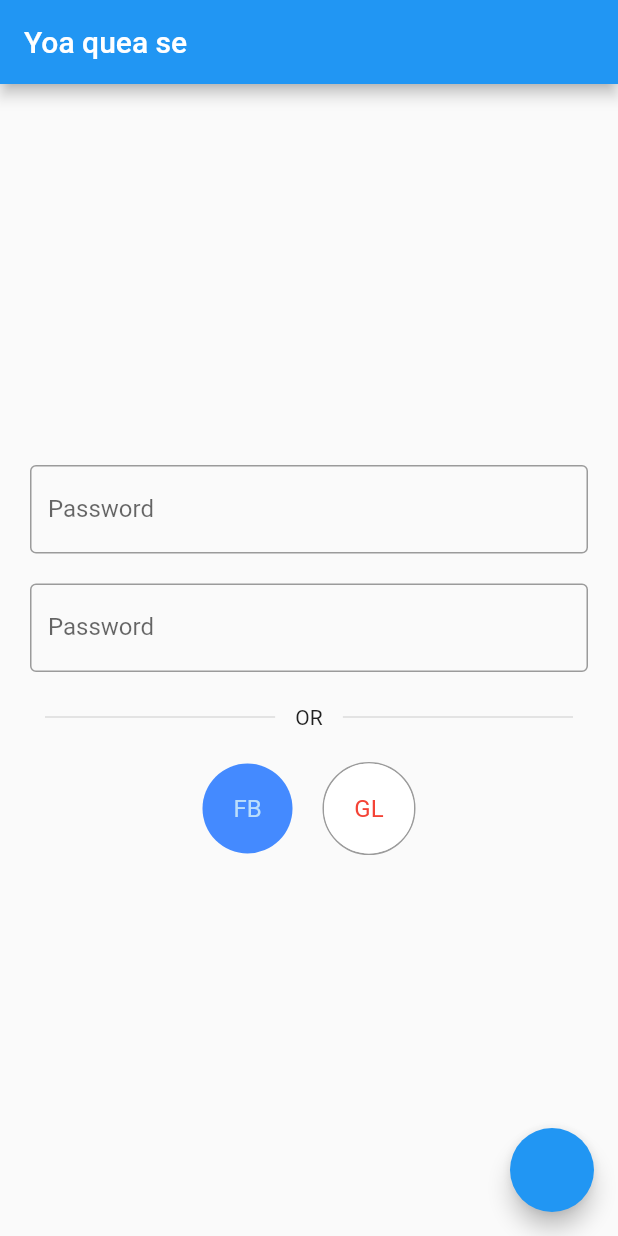
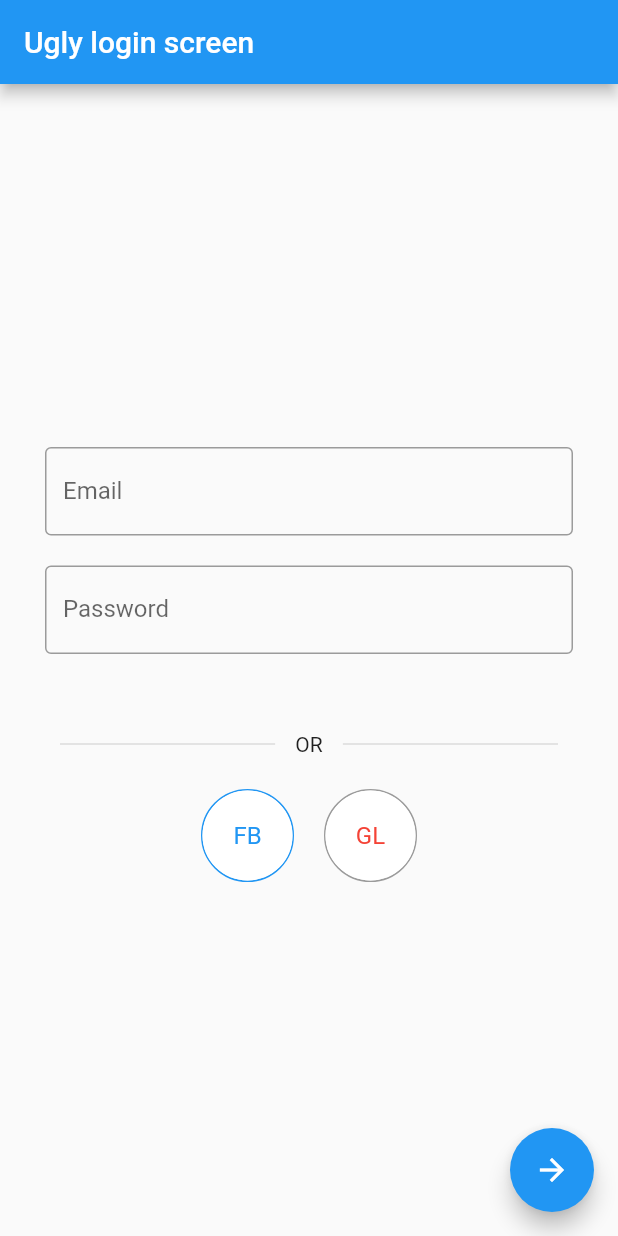
Before and after one commit to hernancardoso/flutter_basics, a Flutter app: the screen it shows after launch, on a phone screen of 412 x 824 dp. Run offline on Flutter 3.47's test engine with Material 2 defaults, Android fonts, the phone set to English and light mode, and no system bars.

Commit message:
Add login screen view

```diff
--- a/lib/main.dart
+++ b/lib/main.dart
@@ -1,4 +1,5 @@
 import 'package:flutter/material.dart';
+import 'screens/login_page.dart';
 
 void main() {
   runApp(MyApp());
@@ -6,6 +7,7 @@ void main() {
 
 class MyApp extends StatelessWidget {
   // This widget is the root of your application.
+
   @override
   Widget build(BuildContext context) {
     return MaterialApp(
@@ -13,70 +15,10 @@ class MyApp extends StatelessWidget {
         title: 'Flutter Demo',
         home: Scaffold(
             appBar: AppBar(
-              title: Text("Yoa quea se"),
+              title: Text("Ugly login screen"),
             ),
-            floatingActionButton: FloatingActionButton(onPressed: () {}),
-            body: _createBody()));
-  }
-
-  Widget _createBody() {
-    return Center(
-      child: Container(
-        padding: EdgeInsets.all(20),
-        child: Column(mainAxisSize: MainAxisSize.min, children: [
-          TextField(
-            decoration: InputDecoration(
-              border: OutlineInputBorder(),
-              labelText: 'Password',
-            ),
-            obscureText: true,
-          ),
-          SizedBox(height: 20.0),
-          TextField(
-            decoration: InputDecoration(
-                border: OutlineInputBorder(), labelText: 'Password'),
-          ),
-          SizedBox(height: 20.0),
-          Row(
-            mainAxisAlignment: MainAxisAlignment.spaceAround,
-            children: [
-              Expanded(
-                  child: Divider(
-                      height: 20, thickness: 1, indent: 10, endIndent: 10)),
-              Text(" OR "),
-              Expanded(
-                  child: Divider(
-                      height: 20, thickness: 1, indent: 10, endIndent: 10)),
-            ],
-          ),
-          SizedBox(height: 20.0),
-          Row(
-            mainAxisAlignment: MainAxisAlignment.center,
-            children: [
-              CircleAvatar(
-                child: Text("FB"),
-                radius: 30,
-                backgroundColor: Colors.blueAccent,
-              ),
-              SizedBox(width: 20.0),
-              Container(
-                decoration: BoxDecoration(
-                  borderRadius: BorderRadius.circular(100),
-                  border: Border.all(width: 1, color: Colors.black38),
-                ),
-                child: CircleAvatar(
-                  child: Text(
-                    "GL",
-                    style: TextStyle(color: Colors.red),
-                  ),
-                  radius: 30,
-                  backgroundColor: Colors.white,
-                ),
-              )
-            ],
-          ),
-        ]),
-      ),
-    );
+            floatingActionButton: FloatingActionButton(
+                onPressed: () {}, child: Icon(Icons.arrow_forward)),
+            body: LoginPage()));
   }
 }
--- /dev/null
+++ b/lib/screens/login_page.dart
@@ -0,0 +1,106 @@
+import 'package:flutter/material.dart';
+
+class LoginPage extends StatelessWidget {
+  const LoginPage({Key? key}) : super(key: key);
+
+  @override
+  Widget build(BuildContext context) {
+    return Container(
+      child: _createBody(context),
+    );
+  }
+
+  Widget _createBody(context) {
+    FocusNode passwordFocus = new FocusNode();
+
+    final content = Center(
+      child: Container(
+        alignment: Alignment.center,
+        height: MediaQuery.of(context).size.height - 50,
+        child: Container(
+          alignment: Alignment.center,
+          padding: EdgeInsets.all(30),
+          child: Column(
+            mainAxisSize: MainAxisSize.min,
+            children: [
+              TextFormField(
+                decoration: InputDecoration(
+                  border: OutlineInputBorder(),
+                  labelText: 'Email',
+                ),
+                textInputAction: TextInputAction.next,
+                onFieldSubmitted: (value) {
+                  FocusScope.of(context).requestFocus(passwordFocus);
+                },
+              ),
+              SizedBox(height: 20.0),
+              TextFormField(
+                decoration: InputDecoration(
+                  border: OutlineInputBorder(),
+                  labelText: 'Password',
+                ),
+                focusNode: passwordFocus,
+                obscureText: true,
+                textInputAction: TextInputAction.next,
+              ),
+              SizedBox(height: 50.0),
+              Row(
+                mainAxisAlignment: MainAxisAlignment.spaceAround,
+                children: [
+                  Expanded(
+                      child: Divider(
+                          height: 20, thickness: 1, indent: 10, endIndent: 10)),
+                  Text(" OR "),
+                  Expanded(
+                      child: Divider(
+                          height: 20, thickness: 1, indent: 10, endIndent: 10)),
+                ],
+              ),
+              SizedBox(height: 20.0),
+              Row(
+                mainAxisAlignment: MainAxisAlignment.center,
+                children: [
+                  Container(
+                    decoration: BoxDecoration(
+                      borderRadius: BorderRadius.circular(100),
+                      border: Border.all(width: 1, color: Colors.blue),
+                    ),
+                    child: CircleAvatar(
+                      child: Text(
+                        "FB",
+                        style: TextStyle(color: Colors.blue),
+                      ),
+                      radius: 30,
+                      backgroundColor: Colors.white,
+                    ),
+                  ),
+                  SizedBox(width: 20.0),
+                  Container(
+                    decoration: BoxDecoration(
+                      borderRadius: BorderRadius.circular(100),
+                      border: Border.all(width: 1, color: Colors.black38),
+                    ),
+                    child: CircleAvatar(
+                      child: Text(
+                        "GL",
+                        style: TextStyle(color: Colors.red),
+                      ),
+                      radius: 30,
+                      backgroundColor: Colors.white,
+                    ),
+                  )
+                ],
+              ),
+            ],
+          ),
+        ),
+      ),
+    );
+
+    return Center(
+      child: ListView(
+        children: [content],
+      ),
+    );
+  }
+}
```
